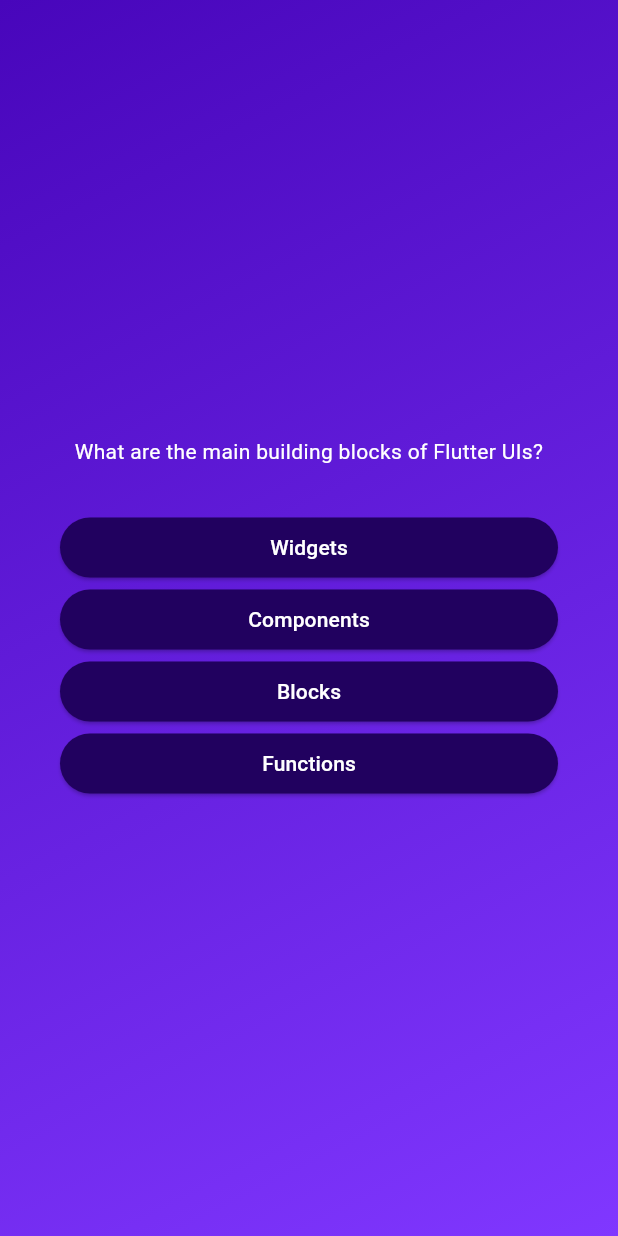
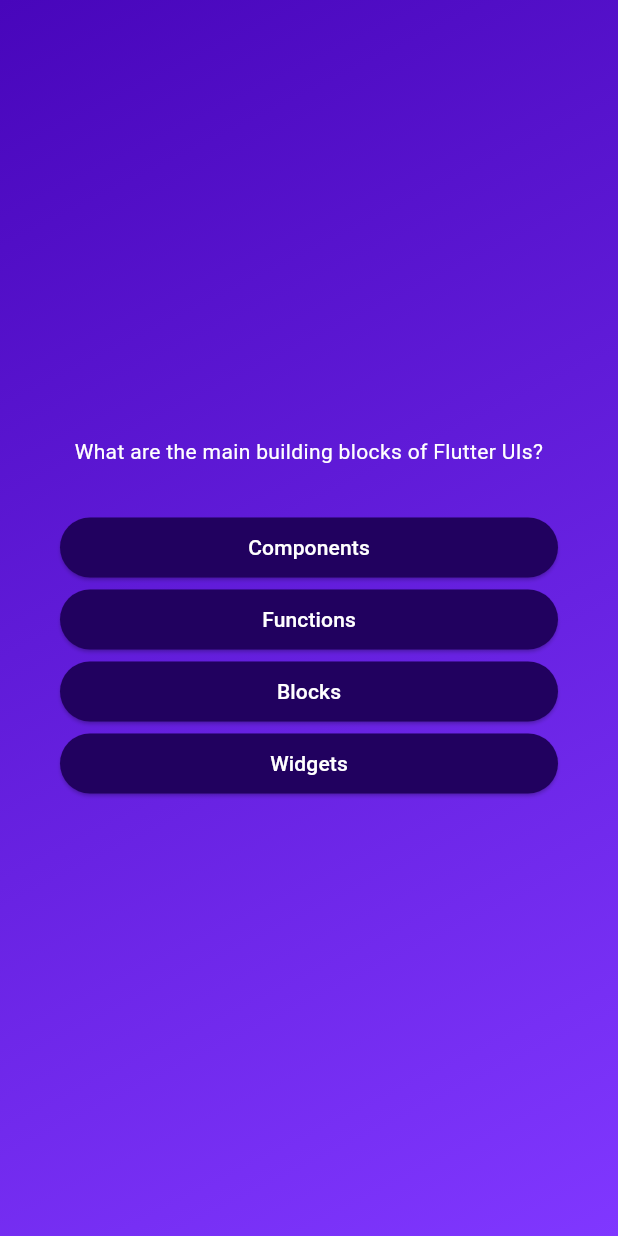
Before and after one commit to Coolhatena/flutter-quiz-app, a Flutter app: the screen it shows after launch, after a tap on "Start Quiz", on a phone screen of 412 x 824 dp. Run offline on Flutter 3.47's test engine with Material 3 defaults, Android fonts, the phone set to English and light mode, and no system bars.

```diff
--- a/lib/questions_screen.dart
+++ b/lib/questions_screen.dart
@@ -28,7 +28,7 @@ class _QuestionsScreenState extends State<QuestionsScreen> {
             textAlign: TextAlign.center,
           ),
           const SizedBox(height: 30),
-          ...currentQuestion.answers.map((item) {
+          ...currentQuestion.getShuffledAnswers().map((item) {
             return AnswerButton(answerText: item, onTap: () {});
           })
         ],
```
